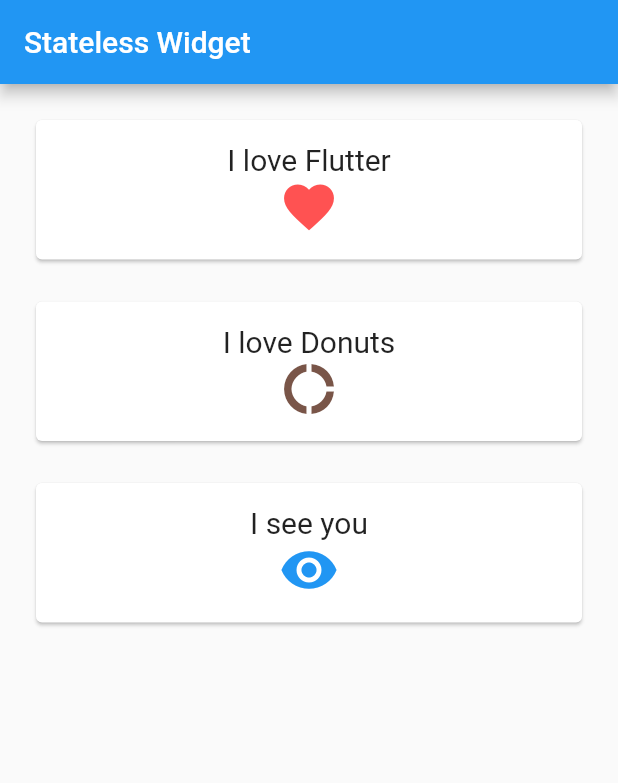
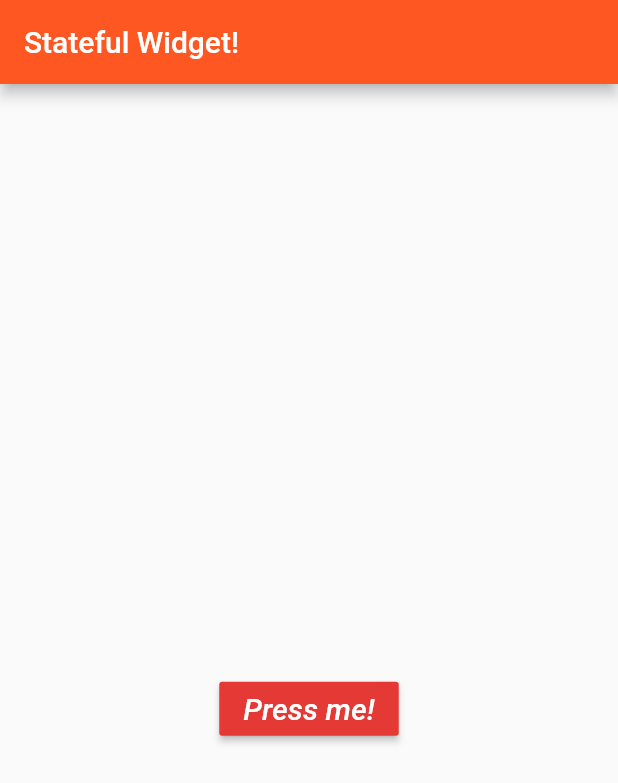
Before and after one commit to Hotteock3388/Study_Flutter-ui, a Flutter app: the screen it shows after launch, on a phone screen of 412 x 824 dp. Shown: the top 783 px of the screen. Run offline on Flutter 3.47's test engine with Material 2 defaults, Android fonts, the phone set to English and light mode, and no system bars.

Commit message:
3. Buttons and StatefulWidgets

```diff
--- a/lib/2. Stateless Widgets.dart
+++ b/lib/2. Stateless Widgets.dart
@@ -57,7 +57,6 @@ class MyCard extends StatelessWidget {
                 child: new Column(children: <Widget>[
                   // new Text("I love Flutter"),
                   // new Icon(Icons.favorite)
-
                   this.title,
                   this.icon
                 ]))));
--- /dev/null
+++ b/lib/3.Buttons and StatefulWidgets.dart
@@ -0,0 +1,50 @@
+import 'package:flutter/material.dart';
+
+class AwesomeButton extends StatefulWidget {
+  @override
+  AwesomeButtonState createState() => new AwesomeButtonState();
+}
+
+class AwesomeButtonState extends State<AwesomeButton> {
+  int counter = 0;
+  List<String> strings = ["Flutter", "Is", "Awesome"];
+  String displayedString = "";
+
+  //you can also declare variables like this
+  // var counter = 0;
+  // var strings = ["Flutter", "Is", "Awesome"];
+
+  void onPressed() {
+    setState(() {
+      displayedString = strings[counter];
+      counter = counter < 2 ? counter + 1 : 0;
+    });
+  }
+
+  @override
+  Widget build(BuildContext context) {
+    return new MaterialApp(
+        home: new Scaffold(
+            appBar: new AppBar(
+                title: new Text("Stateful Widget!"),
+                backgroundColor: Colors.deepOrange),
+            body: new Container(
+                child: new Center(
+                    child: new Column(
+                        mainAxisAlignment: MainAxisAlignment.center,
+                        children: <Widget>[
+                  new Text(displayedString,
+                      style: new TextStyle(
+                          fontSize: 30.0, fontWeight: FontWeight.bold)),
+                  new Padding(padding: new EdgeInsets.all(15.0)),
+                  new RaisedButton(
+                      child: new Text("Press me!",
+                          style: new TextStyle(
+                              color: Colors.white,
+                              fontStyle: FontStyle.italic,
+                              fontSize: 20.0)),
+                      color: Colors.red[600],
+                      onPressed: onPressed)
+                ])))));
+  }
+}
--- a/lib/main.dart
+++ b/lib/main.dart
@@ -1,9 +1,10 @@
 import 'package:flutter/material.dart';
 import 'package:free_write/1.%20helloworld.dart';
 import 'package:free_write/2.%20Stateless%20Widgets.dart';
+import 'package:free_write/3.Buttons%20and%20StatefulWidgets.dart';
 
 void main() {
-  runApp(new MyStatelessWidget());
+  runApp(new AwesomeButton());
 }
 
 class MyApp extends StatelessWidget {
```
